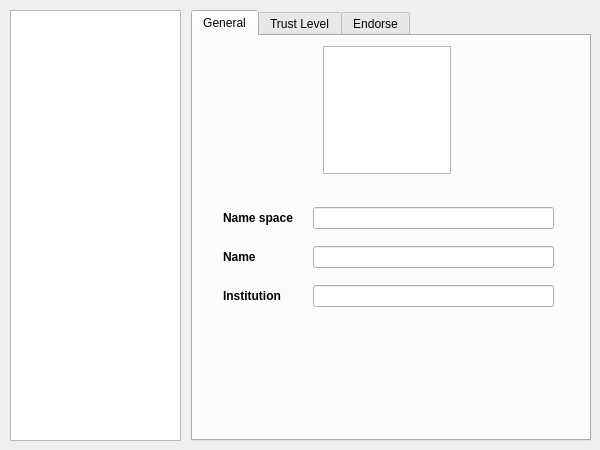
First picture: the form in src/contactpanel.ui, repository named-data/ChronoChat, before the edit.
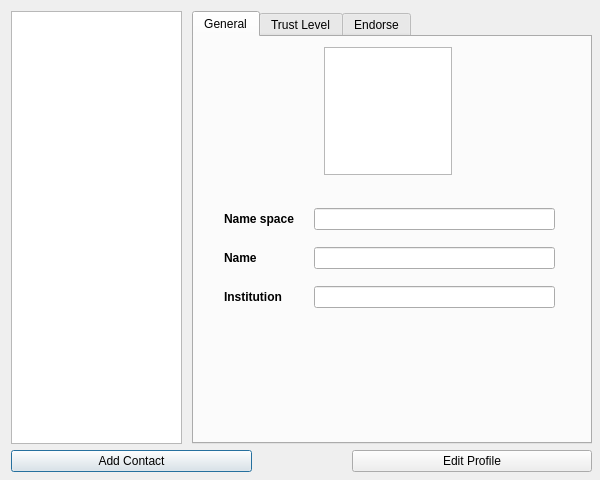
Second picture: the form after the edit.

Commit message: SelfProfile related things is done, not tested yet.

The edit to the form file:
```diff
--- a/src/contactpanel.ui
+++ b/src/contactpanel.ui
@@ -10,7 +10,7 @@
     <x>0</x>
     <y>0</y>
     <width>600</width>
-    <height>450</height>
+    <height>480</height>
    </rect>
   </property>
   <property name="sizePolicy">
@@ -25,12 +25,14 @@
   <widget class="QWidget" name="">
    <property name="geometry">
     <rect>
-     <x>10</x>
-     <y>10</y>
+     <x>11</x>
+     <y>11</y>
      <width>581</width>
-     <height>431</height>
+     <height>461</height>
     </rect>
    </property>
+   <layout class="QVBoxLayout" name="verticalLayout_2">
+    <item>
    <layout class="QHBoxLayout" name="ContactPanelLayout" stretch="3,7">
     <property name="spacing">
      <number>10</number>
@@ -70,7 +72,7 @@
          </rect>
         </property>
        </widget>
-       <widget class="QWidget" name="">
+         <widget class="QWidget" name="layoutWidget">
         <property name="geometry">
          <rect>
           <x>30</x>
@@ -184,6 +186,29 @@
        </attribute>
       </widget>
      </widget>
+      </item>
+     </layout>
+    </item>
+    <item>
+     <layout class="QHBoxLayout" name="ButtonsLayout" stretch="1,1">
+      <property name="spacing">
+       <number>100</number>
+      </property>
+      <item>
+       <widget class="QPushButton" name="AddContactButton">
+        <property name="text">
+         <string>Add Contact</string>
+        </property>
+       </widget>
+      </item>
+      <item>
+       <widget class="QPushButton" name="EditProfileButton">
+        <property name="text">
+         <string>Edit Profile</string>
+        </property>
+       </widget>
+      </item>
+     </layout>
     </item>
    </layout>
   </widget>
```
Lines whose indentation alone changed are shown as unchanged. The commit also changes 13 other files.
